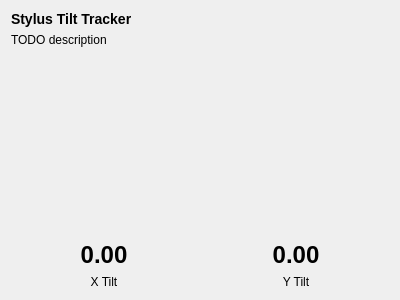
Qt form src/tilttracker.ui (scribblemaniac/qt-tablet-tester) before a commit.
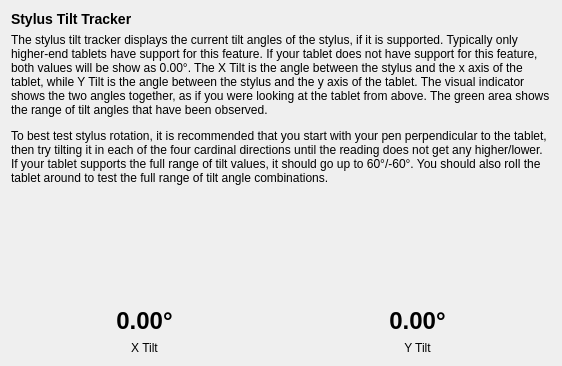
The same form after that commit. Custom widgets are drawn as their Qt base class.

Commit message: Add tilt tracker description

```diff
--- a/src/tilttracker.ui
+++ b/src/tilttracker.ui
@@ -6,8 +6,8 @@
    <rect>
     <x>0</x>
     <y>0</y>
-    <width>400</width>
-    <height>300</height>
+    <width>562</width>
+    <height>366</height>
    </rect>
   </property>
   <property name="sizePolicy">
@@ -30,7 +30,11 @@
    <item>
     <widget class="QLabel" name="description">
      <property name="text">
-      <string>TODO description</string>
+      <string>&lt;p&gt;The stylus tilt tracker displays the current tilt angles of the stylus, if it is supported. Typically only higher-end tablets have support for this feature. If your tablet does not have support for this feature, both values will be show as 0.00°. The X Tilt is the angle between the stylus and the x axis of the tablet, while Y Tilt is the angle between the stylus and the y axis of the tablet. The visual indicator shows the two angles together, as if you were looking at the tablet from above. The green area shows the range of tilt angles that have been observed.&lt;/p&gt;
+&lt;p&gt;To best test stylus rotation, it is recommended that you start with your pen perpendicular to the tablet, then try tilting it in each of the four cardinal directions until the reading does not get any higher/lower. If your tablet supports the full range of tilt values, it should go up to 60°/-60°. You should also roll the tablet around to test the full range of tilt angle combinations.&lt;/p&gt;</string>
+     </property>
+     <property name="wordWrap">
+      <bool>true</bool>
      </property>
     </widget>
    </item>
@@ -49,7 +53,7 @@
      <item row="0" column="1">
       <widget class="QLabel" name="tiltY">
        <property name="text">
-        <string notr="true">&lt;h1&gt;0.00&lt;/h1&gt;</string>
+        <string notr="true">&lt;h1&gt;0.00°&lt;/h1&gt;</string>
        </property>
        <property name="alignment">
         <set>Qt::AlignCenter</set>
@@ -59,7 +63,7 @@
      <item row="0" column="0">
       <widget class="QLabel" name="tiltX">
        <property name="text">
-        <string notr="true">&lt;h1&gt;0.00&lt;/h1&gt;</string>
+        <string notr="true">&lt;h1&gt;0.00°&lt;/h1&gt;</string>
        </property>
        <property name="alignment">
         <set>Qt::AlignCenter</set>
```
The commit also changes 1 other file.
